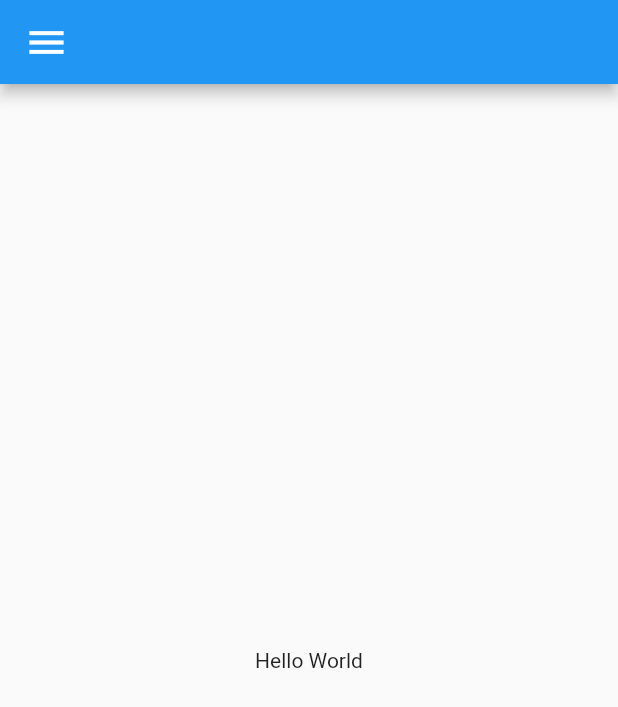
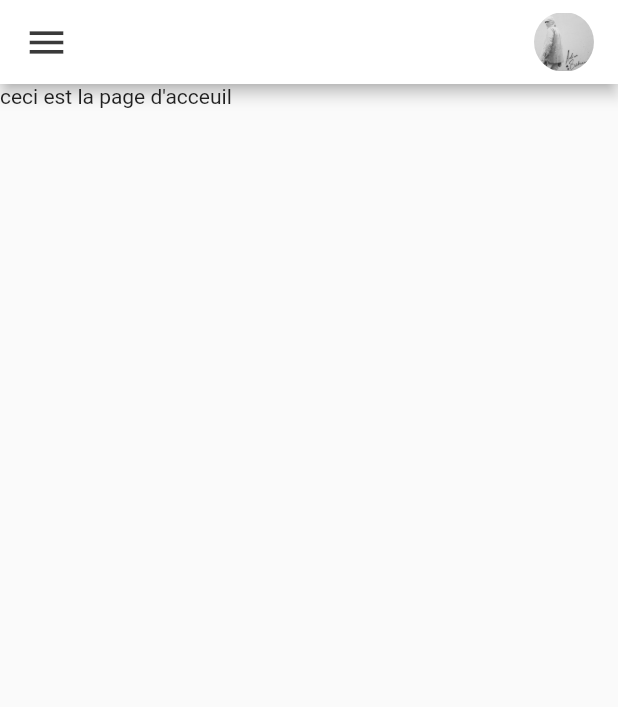
Before and after one commit to Meerwaan/todo_app, a Flutter app: the screen it shows after launch, on a phone screen of 412 x 824 dp. Shown: the top 707 px of the screen. Run offline on Flutter 3.47's test engine with Material 2 defaults, Android fonts, the phone set to English and light mode, and no system bars.

Commit message:
Modification de la appBar

```diff
--- /dev/null
+++ b/lib/constants/colors.dart
@@ -0,0 +1,7 @@
+import 'package:flutter/material.dart';
+
+const Color tdRed = Color(0xFFDA4040);
+const Color tdBlue = Color(0xFF5F52EE);
+const Color tdBlack = Color(0xFF3A3A3A);
+const Color tdGrey = Color(0xFF717171);
+const Color tdBGcolor = Color(0xFFFFFFFF);
--- a/lib/main.dart
+++ b/lib/main.dart
@@ -1,4 +1,6 @@
 import 'package:flutter/material.dart';
+import 'package:flutter/services.dart';
+import 'package:todo_app/screens/home.dart';
 
 void main() {
   runApp(const MyApp());
@@ -9,28 +11,12 @@ class MyApp extends StatelessWidget {
 
   @override
   Widget build(BuildContext context) {
+    SystemChrome.setSystemUIOverlayStyle(
+        SystemUiOverlayStyle(statusBarColor: Colors.transparent));
     return MaterialApp(
-      title: 'Welcome to Flutter',
-      home: Scaffold(
-        appBar: AppBar(
-            title: Row(
-          children: [
-            Icon(
-              Icons.menu,
-              color: Colors.white,
-              size: 30,
-            ),
-            Container(
-              height: 40,
-              width: 40,
-              child: ClipRRect(),
-            )
-          ],
-        )),
-        body: const Center(
-          child: Text('Hello World'),
-        ),
-      ),
+      debugShowCheckedModeBanner: false,
+      title: 'Todo App',
+      home: Home(),
     );
   }
 }
--- /dev/null
+++ b/lib/screens/home.dart
@@ -0,0 +1,30 @@
+import 'package:flutter/material.dart';
+import 'package:todo_app/constants/colors.dart';
+
+class Home extends StatelessWidget {
+  @override
+  Widget build(BuildContext context) {
+    return Scaffold(
+      appBar: AppBar(
+          backgroundColor: tdBGcolor,
+          title:
+              Row(mainAxisAlignment: MainAxisAlignment.spaceBetween, children: [
+            Icon(
+              Icons.menu,
+              color: tdBlack,
+              size: 30,
+            ),
+            Container(
+              height: 40,
+              width: 40,
+              child: ClipRRect(
+                  borderRadius: BorderRadius.circular(20),
+                  child: Image.asset('assets/images/albumTest.jpeg')),
+            )
+          ])),
+      body: Container(
+        child: Text("ceci est la page d'acceuil"),
+      ),
+    );
+  }
+}
--- a/pubspec.yaml
+++ b/pubspec.yaml
@@ -60,9 +60,9 @@ flutter:
   uses-material-design: true
 
   # To add assets to your application, add an assets section, like this:
-  # assets:
-  #   - images/a_dot_burr.jpeg
-  #   - images/a_dot_ham.jpeg
+  assets:
+    - assets/images/
+
 
   # An image asset can refer to one or more resolution-specific "variants", see
   # https://flutter.dev/assets-and-images/#resolution-aware
```
Also changed, not shown: assets/images/albumTest.jpeg (added).
